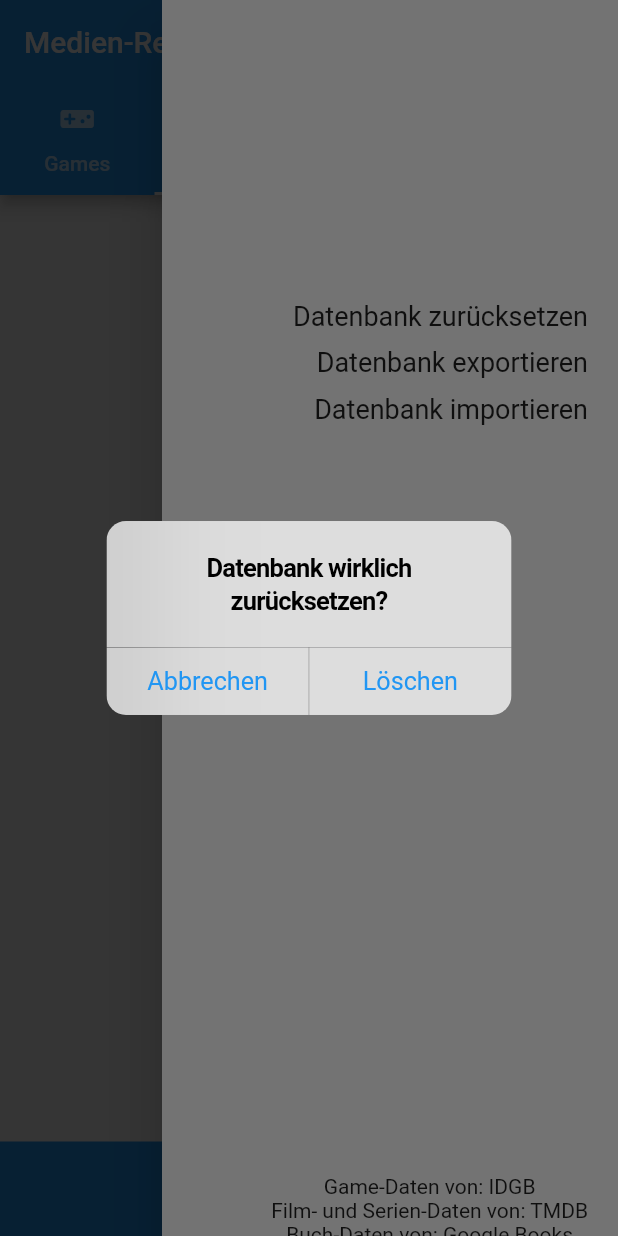
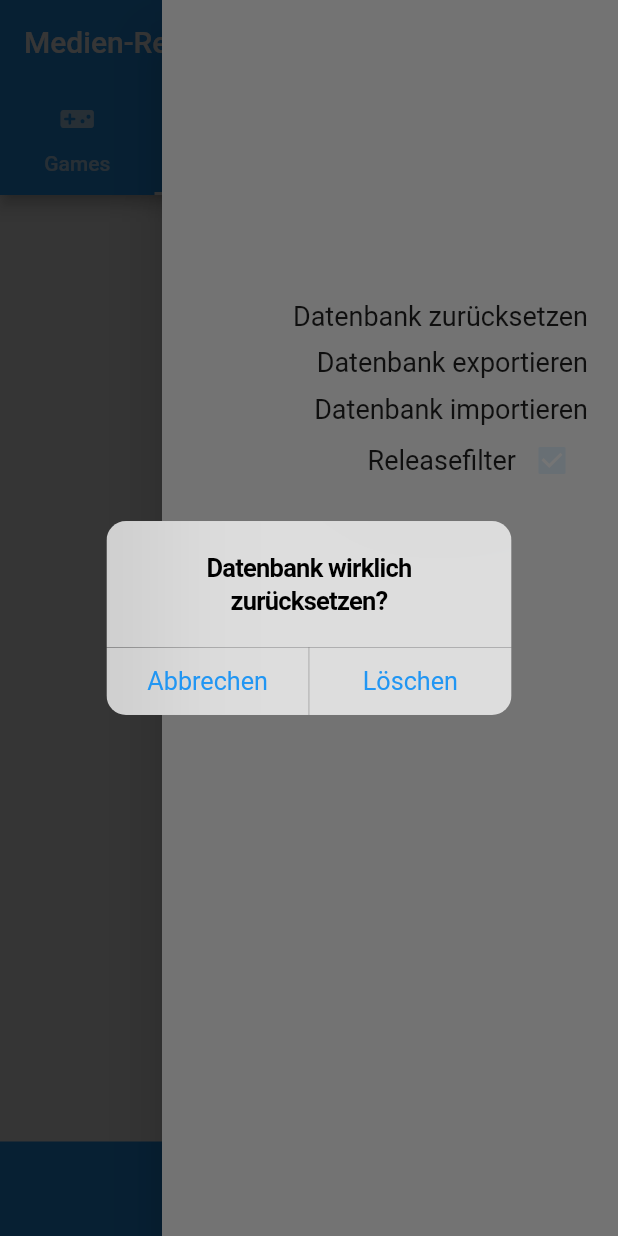
Before and after one commit to Kejoka/media_logging, a Flutter app: the screen it shows after launch, in the side drawer, after a tap on "Datenbank zurücksetzen", on a phone screen of 412 x 824 dp. Run offline on Flutter 3.47's test engine with Material 2 defaults, Android fonts, the phone set to English and light mode, and no system bars; our stand-ins replace cached_network_image, connectivity_plus, file_picker, flutter_dotenv, flutter_typeahead, get_it and 2 more; missing offline and left inert: books_finder, graphic, tmdb_api; accounts and stored records are empty; Roboto replaces fonts that are missing (verdana).

Commit message:
new flutter version, release check optional'

```diff
--- a/lib/data/models/game_model.dart
+++ b/lib/data/models/game_model.dart
@@ -1,4 +1,3 @@
-import 'dart:developer';
 
 class GameModel {
   final int id;
--- a/lib/data/repositories/database_repository_impl.dart
+++ b/lib/data/repositories/database_repository_impl.dart
@@ -1,4 +1,3 @@
-import 'dart:developer';
 
 import 'package:media_logging/domain/repositories/database_repository.dart';
 import 'package:path/path.dart';
--- a/lib/presentation/items/show_item.dart
+++ b/lib/presentation/items/show_item.dart
@@ -1,4 +1,3 @@
-import 'dart:developer';
 
 import 'package:cached_network_image/cached_network_image.dart';
 import 'package:flutter/material.dart';
--- a/lib/presentation/menu_drawer.dart
+++ b/lib/presentation/menu_drawer.dart
@@ -4,14 +4,36 @@ import 'package:get_it/get_it.dart';
 import 'package:media_logging/domain/use_cases/empty_databse.dart';
 import 'package:media_logging/domain/use_cases/export_database.dart';
 import 'package:media_logging/domain/use_cases/import_database.dart';
+import 'package:shared_preferences/shared_preferences.dart';
 
 /// MenuDrawer Widget which contains the options to export, import and reset
 /// the database. Wanting to reset the database has to be confirmed to prevent
 /// unwanted removal of all data
 
-class MenuDrawer extends StatelessWidget {
+class MenuDrawer extends StatefulWidget {
   const MenuDrawer({required this.refreshView, super.key});
   final Function refreshView;
+
+  @override
+  State<MenuDrawer> createState() => _MenuDrawerState();
+}
+
+class _MenuDrawerState extends State<MenuDrawer> {
+  bool releaseLock = true;
+  @override
+  void initState() {
+    super.initState();
+    WidgetsBinding.instance.addPostFrameCallback((_) {
+      _fetchBool();
+    });
+  }
+
+  void _fetchBool() async {
+    SharedPreferences prefs = await SharedPreferences.getInstance();
+    setState(() {
+      releaseLock = prefs.getBool('release_lock') ?? true;
+    });
+  }
 
   @override
   Widget build(BuildContext context) {
@@ -47,7 +69,7 @@ class MenuDrawer extends StatelessWidget {
                               Navigator.of(context).pop();
                               Navigator.of(context).pop();
                               await GetIt.instance.get<EmptyDatabase>().call();
-                              refreshView();
+                              widget.refreshView();
                             },
                           )
                         ],
@@ -72,16 +94,32 @@ class MenuDrawer extends StatelessWidget {
               onTap: () async {
                 Navigator.pop(context);
                 await GetIt.instance.get<ImportDatabase>().call();
-                refreshView();
+                widget.refreshView();
               },
               child: const Text(
                 "Datenbank importieren",
                 style: TextStyle(fontSize: 18, fontFamily: "verdana"),
               ),
             ),
+            Row(
+              mainAxisAlignment: MainAxisAlignment.end,
+              children: [
+                const Text("Releasefilter", style: TextStyle(fontSize: 18, fontFamily: "verdana"),),
+                Checkbox(value: releaseLock, onChanged: (currentVal) async {
+                    SharedPreferences prefs = await SharedPreferences.getInstance();
+                    prefs.setBool('release_lock', currentVal ?? true);
+                    setState(() {
+                      releaseLock = currentVal ?? true;
+                    });
+                },
+                fillColor: MaterialStateProperty.resolveWith((states) {
+                  return Theme.of(context).secondaryHeaderColor;
+                }),)
+              ],
+            ),
             const SizedBox(height: 500),
-            Column(
-              children: const [
+            const Column(
+              children: [
                 Text("Game-Daten von: IDGB"),
                 Text("Film- und Serien-Daten von: TMDB"),
                 Text("Buch-Daten von: Google Books"),
--- a/lib/presentation/stats_content_builder.dart
+++ b/lib/presentation/stats_content_builder.dart
@@ -50,9 +50,9 @@ class StatsContentBuilder extends StatelessWidget {
           if (snapshot.hasData && media.isNotEmpty) {
             return builder(snapshot.data);
           } else {
-            return Column(
+            return const Column(
               mainAxisAlignment: MainAxisAlignment.center,
-              children: const [Text("Keine Daten gefunden")],
+              children: [Text("Keine Daten gefunden")],
             );
           }
         }));
--- a/pubspec.yaml
+++ b/pubspec.yaml
@@ -44,7 +44,7 @@ dependencies:
   file_picker: ^5.2.4
   books_finder: ^4.3.0
   flutter_launcher_icons: ^0.11.0
-  graphic: ^1.0.1
+  graphic: ^2.2.0
   cached_network_image: ^3.2.3
   get_it: ^7.2.0
   connectivity_plus: ^3.0.2
```
Also changed, not shown: lib/data/repositories/media_repository_impl.dart (+18 -4 lines), lib/presentation/custom_bar_chart.dart (+4 -4 lines), lib/presentation/custom_pie_chart.dart (+6 -6 lines), pubspec.lock, 3 other files.
